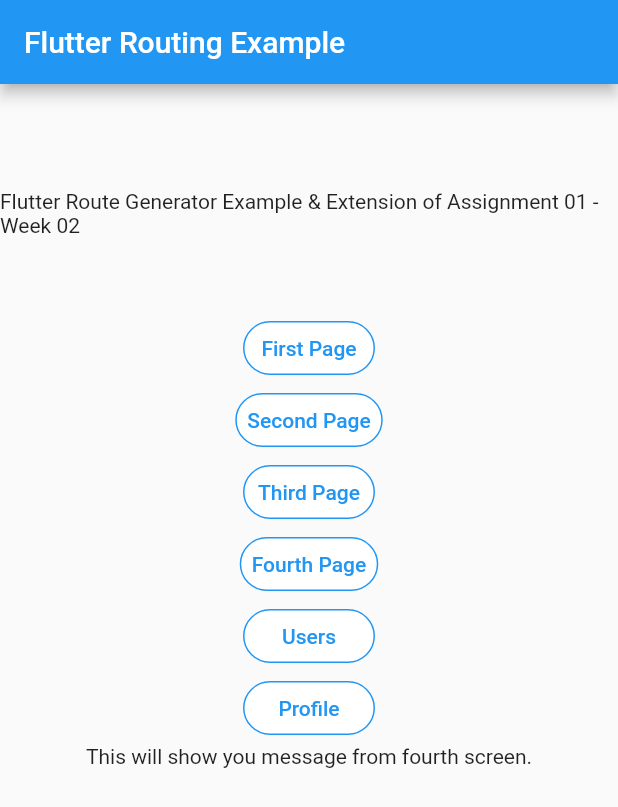
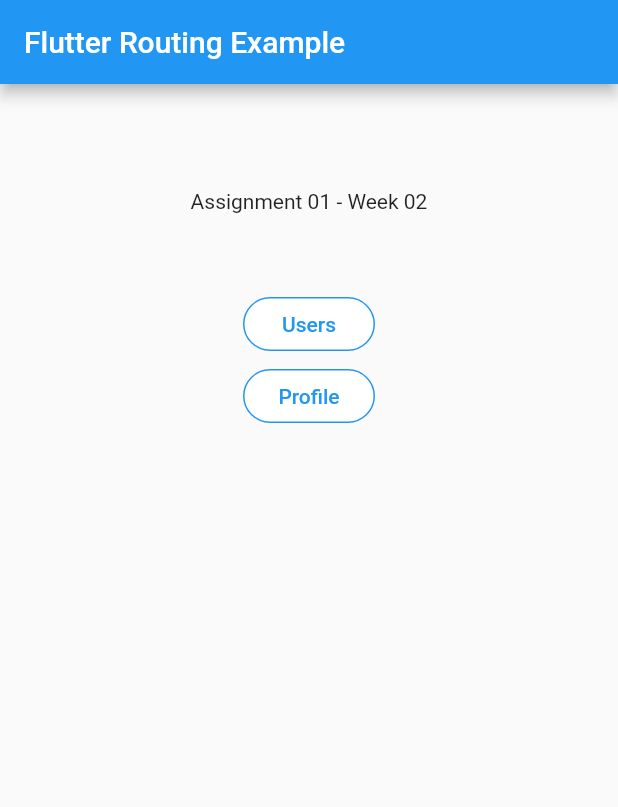
Before and after one commit to Irosi1997/FlutterProjectsUCSC, a Flutter app: the screen it shows after launch, on a phone screen of 412 x 824 dp. Shown: the top 807 px of the screen. Run offline on Flutter 3.47's test engine with Material 2 defaults, Android fonts, the phone set to English and light mode, and no system bars.

Commit message:
Commit of Assignment 1 - Week 2
Commit of Assignment 1 - Week 2

```diff
--- a/demo/lib/common/route_generator.dart
+++ b/demo/lib/common/route_generator.dart
@@ -1,12 +1,9 @@
-import 'package:demo/views/fourth_page.dart';
+
 import 'package:demo/views/home.dart';
 import 'package:flutter/material.dart';
-import 'package:demo/views/first_page.dart';
-import 'package:demo/views/second_page.dart';
-import 'package:demo/views/third_page.dart';
 import 'package:demo/views/user_profile.dart';
 import 'package:demo/views/users.dart';
-import 'package:demo/common/arguements.dart';
+
 
 class RouteGenerator {
   static Route<dynamic> generateRoute(RouteSettings settings) {
@@ -20,27 +17,7 @@ class RouteGenerator {
         return MaterialPageRoute(builder: (_) => UsersPage());
       case '/profile':
         return MaterialPageRoute(builder: (_) => ProfilePage());
-      case '/first':
-        return MaterialPageRoute(builder: (_) => FirstPage());
-      case '/second':
-        // If we passing a data, we should validate the data type
-        if (args is String) {
-          return MaterialPageRoute(
-            builder: (_) => SecondPage(title: args),
-          );
-        }
-        return _errorRoute(); // If args is not of the correct type, return an error page.
-      case '/third':
-        if (args is ThirdPageArguments) {
-          return MaterialPageRoute(
-            builder: (_) => ThirdPage(data: args),
-          );
-        }
-        return _errorRoute(); // If args is not of the correct type, return an error page.
-      case '/fourth':
-        return MaterialPageRoute(builder: (_) => FourthPage());
-      default:
-        return _errorRoute(); // If there is no such named route in the switch statement, e.g. /fifth
+
     }
   }
 
--- a/demo/lib/views/home.dart
+++ b/demo/lib/views/home.dart
@@ -11,7 +11,7 @@ class HomePage extends StatefulWidget {
 }
 
 class _HomePageState extends State<HomePage> {
-  var message = "This will show you message from fourth screen.";
+  var message = "";
 
   @override
   Widget build(BuildContext context) {
@@ -28,83 +28,7 @@ class _HomePageState extends State<HomePage> {
             Container(
               padding: EdgeInsets.only(top: 15, bottom: 50),
               child: Text(
-                'Flutter Route Generator Example & Extension of Assignment 01 - Week 02'
-              ),
-            ),
-            FlatButton(
-              shape: RoundedRectangleBorder(
-                  borderRadius: BorderRadius.circular(18.0),
-                  side: BorderSide(color: Colors.blue)),
-              color: Colors.white,
-              textColor: Colors.blue,
-              padding: EdgeInsets.all(8.0),
-              onPressed: () {
-                Navigator.pushNamed(context, '/first');
-              },
-              child: Text(
-                "First Page",
-                style: TextStyle(
-                  fontSize: 14.0,
-                ),
-              ),
-            ),
-            FlatButton(
-              shape: RoundedRectangleBorder(
-                  borderRadius: BorderRadius.circular(18.0),
-                  side: BorderSide(color: Colors.blue)),
-              color: Colors.white,
-              textColor: Colors.blue,
-              padding: EdgeInsets.all(8.0),
-              onPressed: () {
-                Navigator.of(context).pushNamed(
-                  '/second',
-                  arguments:
-                      "Second Page", //This is really importan. Here you should pass every parameter as arguments
-                );
-              },
-              child: Text(
-                "Second Page",
-                style: TextStyle(
-                  fontSize: 14.0,
-                ),
-              ),
-            ),
-            FlatButton(
-              shape: RoundedRectangleBorder(
-                  borderRadius: BorderRadius.circular(18.0),
-                  side: BorderSide(color: Colors.blue)),
-              color: Colors.white,
-              textColor: Colors.blue,
-              padding: EdgeInsets.all(8.0),
-              onPressed: () {
-                Navigator.of(context).pushNamed(
-                  '/third',
-                  arguments: ThirdPageArguments(
-                      "Third Page", "This message pass through named route"),
-                );
-              },
-              child: Text(
-                "Third Page",
-                style: TextStyle(
-                  fontSize: 14.0,
-                ),
-              ),
-            ),
-            FlatButton(
-              shape: RoundedRectangleBorder(
-                  borderRadius: BorderRadius.circular(18.0),
-                  side: BorderSide(color: Colors.blue)),
-              color: Colors.white,
-              textColor: Colors.blue,
-              padding: EdgeInsets.all(8.0),
-              onPressed: () {
-                this.navigateToFourth();
-              },
-              child: Text(
-                "Fourth Page",
-                style: TextStyle(
-                  fontSize: 14.0,
-                ),
+                'Assignment 01 - Week 02'
               ),
             ),
             FlatButton(
@@ -135,7 +59,7 @@ class _HomePageState extends State<HomePage> {
                 Navigator.of(context).pushNamed(
                   '/profile',
                   arguments:
-                      "Second Page", //This is really importan. Here you should pass every parameter as arguments
+                      "Profile", //This is really importan. Here you should pass every parameter as arguments
                 );
               },
               child: Text(
@@ -154,13 +78,13 @@ class _HomePageState extends State<HomePage> {
     );
   }
 
-  void navigateToFourth() async {
-    //Use the same material route way to get data back
-    var msg = await Navigator.pushNamed(context, '/fourth');
-    setState(() {
-      this.message = msg;
-    });
-  }
+  // void navigateToFourth() async {
+  //   //Use the same material route way to get data back
+  //   var msg = await Navigator.pushNamed(context, '/fourth');
+  //   setState(() {
+  //     this.message = msg;
+  //   });
+  // }
 
 
 }
```
Also changed, not shown: demo/lib/views/first_page.dart (deleted, +0 -37 lines), demo/lib/views/fourth_page.dart (deleted, +0 -44 lines), demo/lib/views/second_page.dart (deleted, +0 -47 lines), demo/lib/views/third_page.dart (deleted, +0 -47 lines), 4 other files.
